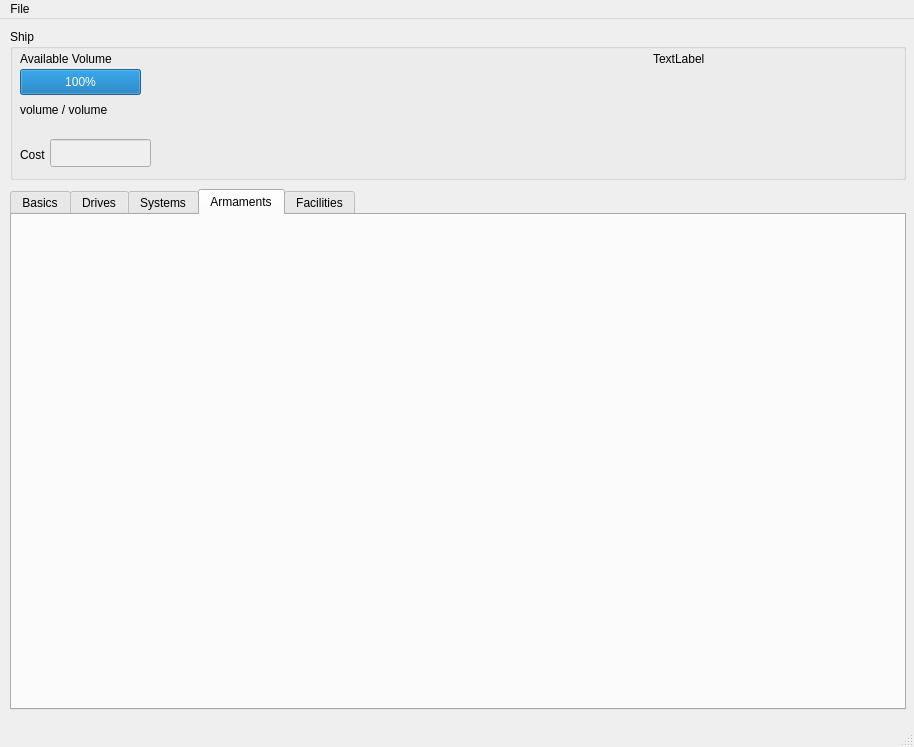
Old version of the form main_smsd.ui in the repository anotheroni/smsd.
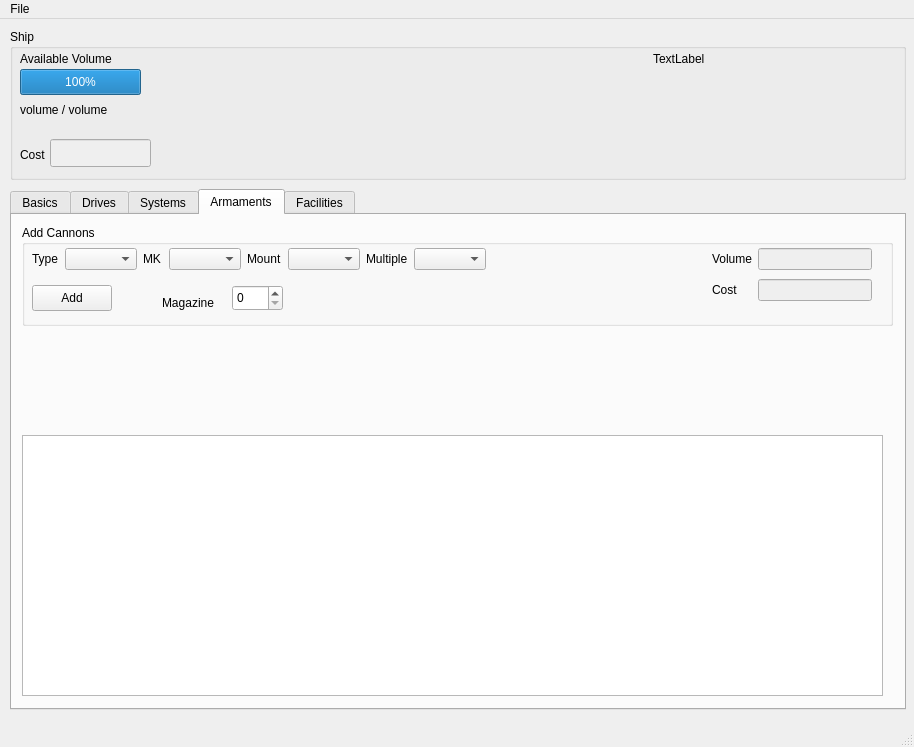
New version of the form. The open tabs and pages were chosen to show the change.

Commit message: Started adding armaments

```diff
--- a/main_smsd.ui
+++ b/main_smsd.ui
@@ -829,6 +829,166 @@
      <attribute name="title" >
       <string>Armaments</string>
      </attribute>
+     <widget class="QGroupBox" name="groupBox_12" >
+      <property name="geometry" >
+       <rect>
+        <x>10</x>
+        <y>10</y>
+        <width>871</width>
+        <height>101</height>
+       </rect>
+      </property>
+      <property name="title" >
+       <string>Add Cannons</string>
+      </property>
+      <widget class="QPushButton" name="pushButton" >
+       <property name="geometry" >
+        <rect>
+         <x>10</x>
+         <y>60</y>
+         <width>80</width>
+         <height>26</height>
+        </rect>
+       </property>
+       <property name="text" >
+        <string>Add</string>
+       </property>
+      </widget>
+      <widget class="QLabel" name="label_39" >
+       <property name="geometry" >
+        <rect>
+         <x>140</x>
+         <y>70</y>
+         <width>54</width>
+         <height>16</height>
+        </rect>
+       </property>
+       <property name="text" >
+        <string>Magazine</string>
+       </property>
+      </widget>
+      <widget class="QSpinBox" name="cannonMagazineSpinBox" >
+       <property name="geometry" >
+        <rect>
+         <x>210</x>
+         <y>60</y>
+         <width>51</width>
+         <height>26</height>
+        </rect>
+       </property>
+      </widget>
+      <widget class="QWidget" name="" >
+       <property name="geometry" >
+        <rect>
+         <x>10</x>
+         <y>20</y>
+         <width>454</width>
+         <height>28</height>
+        </rect>
+       </property>
+       <layout class="QHBoxLayout" >
+        <item>
+         <widget class="QLabel" name="label_33" >
+          <property name="text" >
+           <string>Type</string>
+          </property>
+         </widget>
+        </item>
+        <item>
+         <widget class="QComboBox" name="cannonTypeComboBox" />
+        </item>
+        <item>
+         <widget class="QLabel" name="label_34" >
+          <property name="text" >
+           <string>MK</string>
+          </property>
+         </widget>
+        </item>
+        <item>
+         <widget class="QComboBox" name="cannonMkComboBox" />
+        </item>
+        <item>
+         <widget class="QLabel" name="label_35" >
+          <property name="text" >
+           <string>Mount</string>
+          </property>
+         </widget>
+        </item>
+        <item>
+         <widget class="QComboBox" name="cannonMountComboBox" />
+        </item>
+        <item>
+         <widget class="QLabel" name="label_36" >
+          <property name="text" >
+           <string>Multiple</string>
+          </property>
+         </widget>
+        </item>
+        <item>
+         <widget class="QComboBox" name="cannonMultipleComboBox" />
+        </item>
+       </layout>
+      </widget>
+      <widget class="QWidget" name="" >
+       <property name="geometry" >
+        <rect>
+         <x>690</x>
+         <y>20</y>
+         <width>160</width>
+         <height>60</height>
+        </rect>
+       </property>
+       <layout class="QGridLayout" >
+        <item row="0" column="0" >
+         <widget class="QLabel" name="label_37" >
+          <property name="text" >
+           <string>Volume</string>
+          </property>
+         </widget>
+        </item>
+        <item row="0" column="1" >
+         <widget class="QLineEdit" name="cannonVolumeLineEdit" >
+          <property name="enabled" >
+           <bool>false</bool>
+          </property>
+          <property name="toolTip" >
+           <string>Ship Volume * 0.05 * category #</string>
+          </property>
+          <property name="readOnly" >
+           <bool>true</bool>
+          </property>
+         </widget>
+        </item>
+        <item row="1" column="0" >
+         <widget class="QLabel" name="label_38" >
+          <property name="text" >
+           <string>Cost</string>
+          </property>
+         </widget>
+        </item>
+        <item row="1" column="1" >
+         <widget class="QLineEdit" name="cannonCostLineEdit" >
+          <property name="enabled" >
+           <bool>false</bool>
+          </property>
+          <property name="readOnly" >
+           <bool>true</bool>
+          </property>
+         </widget>
+        </item>
+       </layout>
+      </widget>
+     </widget>
+     <widget class="QTableWidget" name="armamentsTableWidget" >
+      <property name="geometry" >
+       <rect>
+        <x>10</x>
+        <y>220</y>
+        <width>861</width>
+        <height>261</height>
+       </rect>
+      </property>
+     </widget>
     </widget>
     <widget class="QWidget" name="facilities_tab" >
      <attribute name="title" >
```
Left out of the diff: 54 changed lines with no effect on the pictures. Lines whose indentation alone changed are shown as unchanged. The commit also changes 4 other files.
